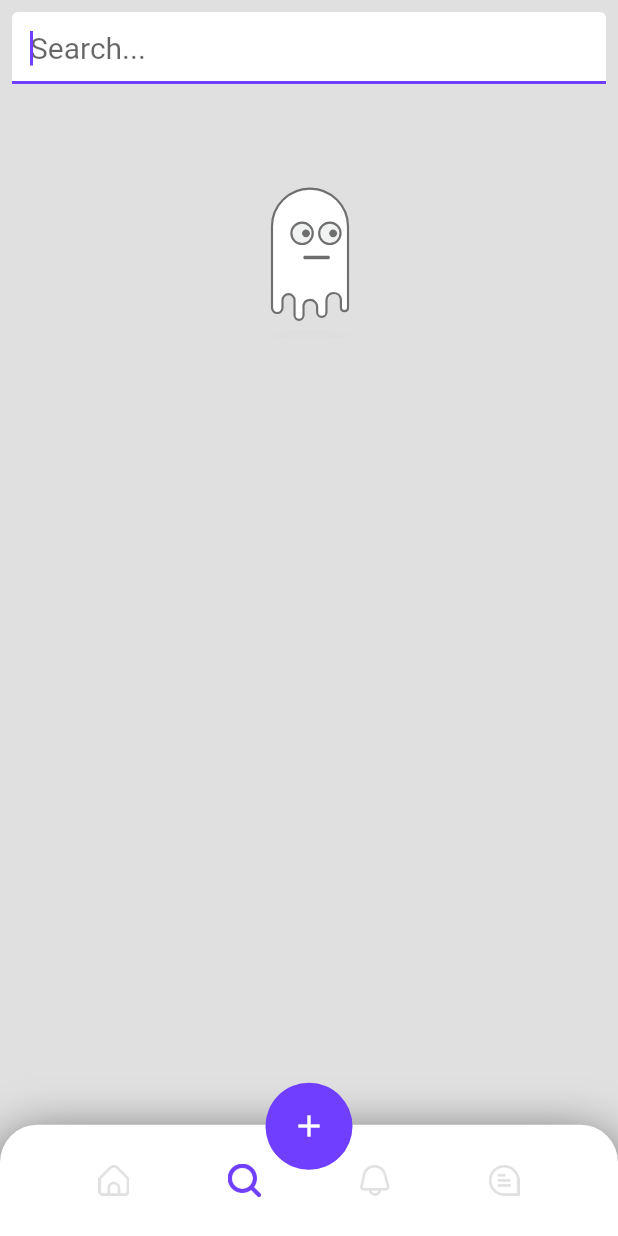
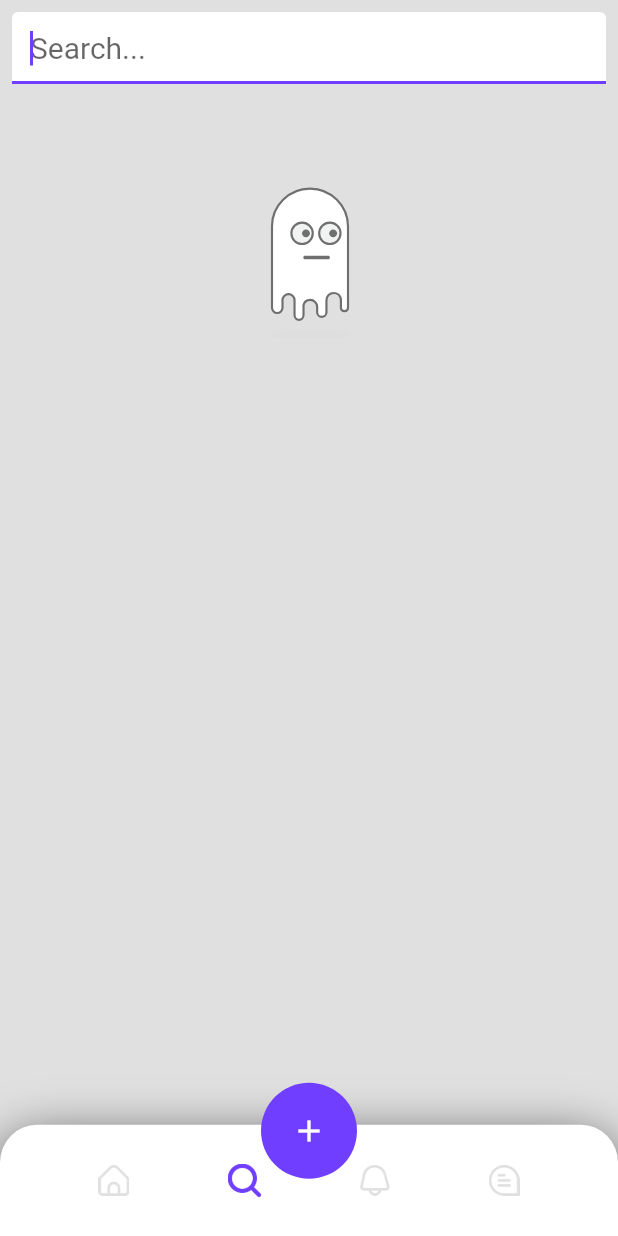
Before and after one commit to yazansh101/Friend-Up, a Flutter app: the screen it shows once a user with an empty profile is signed in, swiped to page 2, on a phone screen of 412 x 824 dp. Run offline on Flutter 3.47's test engine with Material 2 defaults, Android fonts, the phone set to English and light mode, and no system bars; our stand-ins replace animated_text_kit, cloud_firestore, firebase_auth, firebase_core, firebase_storage, flutter_spinkit and 7 more; accounts and stored records are empty; network calls fail; statements that could not run were skipped.

Commit message:
update post widget

```diff
--- a/lib/view/home/widgets/bottom_navigationbar.dart
+++ b/lib/view/home/widgets/bottom_navigationbar.dart
@@ -102,7 +102,7 @@ class CustomBottomNavigationBar extends StatelessWidget {
                 context, Routes.createPost);
           },
           child: const CircleAvatar(
-            radius: 29,
+            radius: 32,
             backgroundColor: kPrimaryColor,
             child: Icon(
               Icons.add,
--- a/lib/view/posts/screens/create_post_screen.dart
+++ b/lib/view/posts/screens/create_post_screen.dart
@@ -123,7 +123,8 @@ class _CreatePostScreenState extends State<CreatePostScreen>
                   ownerName: userViewModel.currentUser.userName,
                   postDescription: _discription,
                   imageFile: mediaFile);
-              Navigator.pushReplacement(
+
+              Navigator.pop(
                   context,
                   MaterialPageRoute(
                     builder: (context) => const HomeScreen(),
--- a/lib/view/posts/widgets/post_widget.dart
+++ b/lib/view/posts/widgets/post_widget.dart
@@ -76,8 +76,6 @@ class PostWidget extends StatelessWidget {
   }
 
   GestureDetector _buildUserHeader(BuildContext context,imageUrl) {
-    final userViewModel = Provider.of<UserViewModel>(context, listen: false);
-
     return GestureDetector(
         onTap: () {
           NavigatorService.pushFadeTransition(context, ProfileScreen(userId: postOwnerId,userName:userName! ,key: ValueKey(postOwnerId)),
@@ -91,7 +89,6 @@ class PostWidget extends StatelessWidget {
           child: Material(
             type: MaterialType.transparency,
             child:
-
             UserHeader(
               imageUrl:imageUrl,
               postOwnerId: postOwnerId,
--- a/lib/view/profile/screens/profile_screen.dart
+++ b/lib/view/profile/screens/profile_screen.dart
@@ -64,8 +64,7 @@ class ProfileScreen extends StatelessWidget {
 
   Container _buildBody(context) {
     final followersViewModel = FollowersViewModel.provider(context);
-    final userPostViewModel =
-        UserPostsViewModel.provider(context, listen: true);
+    final userPostViewModel = UserPostsViewModel.provider(context, listen: true);
     final userViewModel = UserViewModel.provider(context);
 
 
--- a/lib/view_models/time_line/time_line_view_model.dart
+++ b/lib/view_models/time_line/time_line_view_model.dart
@@ -2,6 +2,7 @@ import 'dart:developer';
 import 'dart:io';
 
 import 'package:flutter/cupertino.dart';
+import 'package:provider/provider.dart';
 
 import '../../models/post_model.dart';
 import '../user_posts/uesr_posts_provider.dart';
@@ -9,7 +10,8 @@ import '../user_posts/uesr_posts_provider.dart';
 class TimeLinePostsViewModel with ChangeNotifier {
   final PostProvider _postProvider;
   TimeLinePostsViewModel(this._postProvider);
-
+  static provider(context, {listen = false}) =>
+      Provider.of<TimeLinePostsViewModel>(context, listen: listen);
   List<Post>? _timeLinePosts = [];
   List<Post>? get timeLinePosts => _timeLinePosts;
   bool isWaittingPosts = false;
--- a/lib/view_models/user_posts/uesr_posts_provider.dart
+++ b/lib/view_models/user_posts/uesr_posts_provider.dart
@@ -74,7 +74,7 @@ class PostRetriever {
         .collection('posts')
         .orderBy('timestamp', descending: true)
         .startAfterDocument(lastDocument)
-        .limit(5)
+        .limit(2)
         .get();
     if (nextQuerySnapshot.docs.isNotEmpty) {
       lastDocument = nextQuerySnapshot.docs[nextQuerySnapshot.docs.length - 1];
```
Also changed, not shown: lib/view/posts/screens/posts_screen.dart (+8 -6 lines), lib/view/posts/widgets/media_item.dart (+12 -10 lines).
